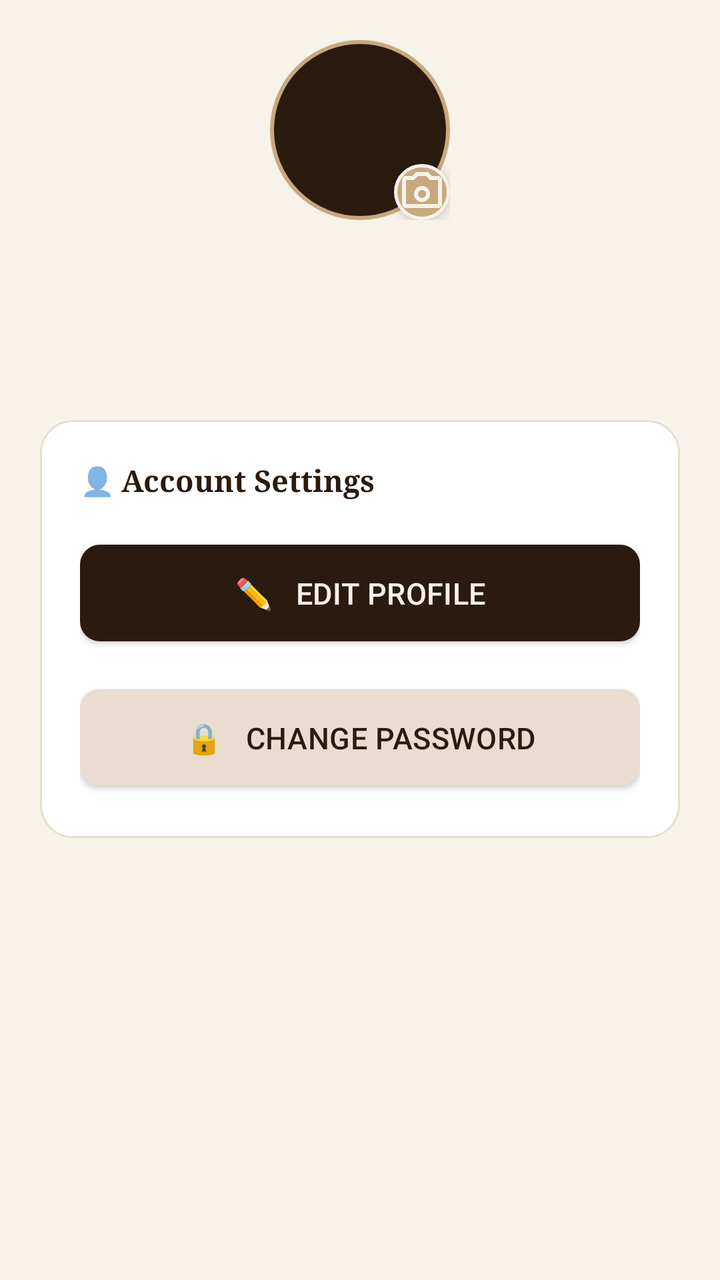
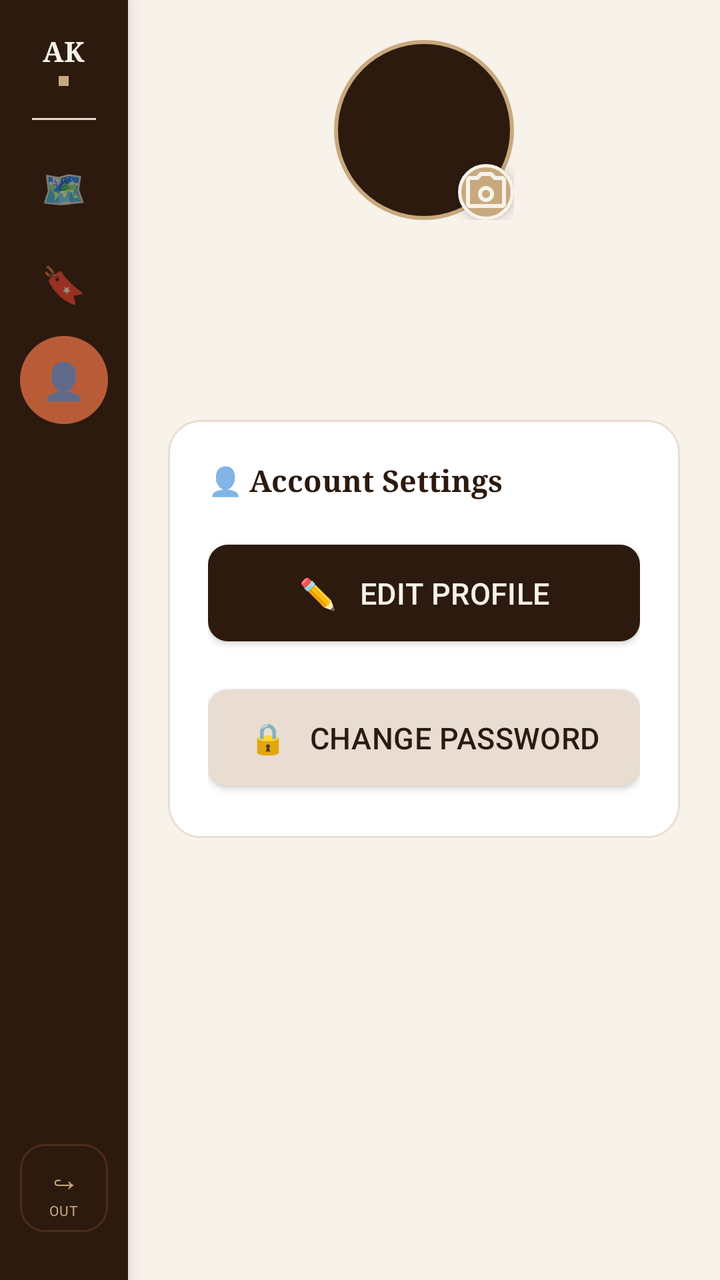

Compare the two renders of this Android layout. The source of the first and the diff that turns it into the second are given below.
<!-- AndroidManifest.xml: application theme Theme.AratKain -->
<!-- res/layout/activity_profile.xml -->
<?xml version="1.0" encoding="utf-8"?>
<ScrollView xmlns:android="http://schemas.android.com/apk/res/android"
    xmlns:app="http://schemas.android.com/apk/res-auto"
    android:layout_width="match_parent"
    android:layout_height="match_parent"
    android:background="@color/cream">

    <LinearLayout
        android:layout_width="match_parent"
        android:layout_height="wrap_content"
        android:orientation="vertical"
        android:padding="20dp">

        
        <LinearLayout android:layout_width="match_parent" android:layout_height="wrap_content"
            android:orientation="vertical" android:gravity="center"
            android:layout_marginBottom="24dp">

            
            <FrameLayout
                android:layout_width="90dp"
                android:layout_height="90dp"
                android:layout_marginBottom="12dp">

                
                <TextView android:id="@+id/tvInitials"
                    android:layout_width="90dp" android:layout_height="90dp"
                    android:gravity="center" android:textSize="28sp"
                    android:textColor="@color/latte" android:textStyle="bold"
                    android:background="@drawable/circle_avatar" />

                
                <de.hdodenhof.circleimageview.CircleImageView android:id="@+id/ivAvatar"
                    android:layout_width="90dp" android:layout_height="90dp"
                    app:civ_border_width="3dp" app:civ_border_color="@color/steam"
                    android:visibility="gone" />

                
                <ImageButton
                    android:id="@+id/ibChangePhoto"
                    android:layout_width="28dp"
                    android:layout_height="28dp"
                    android:layout_gravity="bottom|end"
                    android:padding="4dp"
                    android:background="@drawable/bg_camera_badge"
                    android:src="@drawable/ic_camera_alt"
                    android:contentDescription="Change profile photo"
                    android:elevation="4dp" />

            </FrameLayout>

            
            <ProgressBar
                android:id="@+id/pbPhotoUpload"
                style="?android:attr/progressBarStyleSmall"
                android:layout_width="wrap_content"
                android:layout_height="wrap_content"
                android:layout_marginBottom="4dp"
                android:visibility="gone" />

            <TextView android:id="@+id/tvFullname" android:layout_width="wrap_content"
                android:layout_height="wrap_content" android:textSize="20sp"
                android:textColor="@color/espresso" android:fontFamily="serif"
                android:textStyle="bold" />

            <TextView android:id="@+id/tvUsername" android:layout_width="wrap_content"
                android:layout_height="wrap_content" android:textSize="12sp"
                android:textColor="@color/latte" android:layout_marginTop="1dp" />

            <TextView android:id="@+id/tvEmail" android:layout_width="wrap_content"
                android:layout_height="wrap_content" android:textSize="13sp"
                android:textColor="@color/muted" android:layout_marginTop="2dp" />
        </LinearLayout>

        
        <LinearLayout android:layout_width="match_parent" android:layout_height="wrap_content"
            android:orientation="vertical" android:background="@drawable/bg_card"
            android:padding="20dp">

            <LinearLayout android:layout_width="match_parent" android:layout_height="wrap_content"
                android:orientation="horizontal" android:gravity="center_vertical"
                android:layout_marginBottom="16dp">
                <TextView android:layout_width="wrap_content" android:layout_height="wrap_content"
                    android:text="👤 " android:textSize="14sp" />
                <TextView android:layout_width="wrap_content" android:layout_height="wrap_content"
                    android:text="Account Settings" android:textColor="@color/espresso"
                    android:textSize="15sp" android:textStyle="bold" android:fontFamily="serif" />
            </LinearLayout>

            <com.google.android.material.button.MaterialButton
                android:id="@+id/btnUpdateProfile" style="@style/Widget.AratKain.Button"
                android:layout_width="match_parent" android:layout_height="wrap_content"
                android:text="✏️   Edit Profile" android:layout_marginBottom="12dp" />

            <com.google.android.material.button.MaterialButton
                android:id="@+id/btnChangePassword" style="@style/Widget.AratKain.Button.Outline"
                android:layout_width="match_parent" android:layout_height="wrap_content"
                android:text="🔒   Change Password" />
        </LinearLayout>

    </LinearLayout>
</ScrollView>
<!-- resources referenced by this layout -->
<resources>
  <color name="cream">#F7F2EA</color>
  <color name="espresso">#2C1A0E</color>
  <color name="latte">#C8A97E</color>
  <color name="muted">#8A7060</color>
  <color name="steam">#E8DDD0</color>
  <!-- drawable bg_camera_badge (drawable) -->
  <?xml version="1.0" encoding="utf-8"?>
  <shape xmlns:android="http://schemas.android.com/apk/res/android"
      android:shape="oval">
      <solid android:color="@color/latte" />
      <stroke android:width="1.5dp" android:color="@color/cream" />
  </shape>
  <!-- drawable bg_card (drawable) -->
  <?xml version="1.0" encoding="utf-8"?>
  <shape xmlns:android="http://schemas.android.com/apk/res/android" android:shape="rectangle">
      <solid android:color="#FFFFFF"/>
      <stroke android:width="1dp" android:color="#E8DDD0"/>
      <corners android:radius="16dp"/>
  </shape>
  <!-- drawable circle_avatar (drawable) -->
  <?xml version="1.0" encoding="utf-8"?>
  <shape xmlns:android="http://schemas.android.com/apk/res/android" android:shape="oval">
      <solid android:color="#2C1A0E"/>
      <stroke android:width="2dp" android:color="#C8A97E"/>
  </shape>
  <style name="Widget.AratKain.Button" parent="Widget.MaterialComponents.Button">
          <item name="backgroundTint">@color/espresso</item>
          <item name="android:textColor">@color/cream</item>
          <item name="android:textSize">15sp</item>
          <item name="android:letterSpacing">0.01</item>
          <item name="android:paddingTop">14dp</item>
          <item name="android:paddingBottom">14dp</item>
          <item name="cornerRadius">10dp</item>
          <item name="android:fontFamily">sans-serif-medium</item>
          <item name="rippleColor">@color/espresso_dark</item>
      </style>
  <style name="Widget.AratKain.Button.Outline" parent="Widget.AratKain.Button">
          <item name="backgroundTint">@color/steam</item>
          <item name="android:textColor">@color/espresso</item>
      </style>
  <color name="espresso_dark">#3d2510</color>
  <color name="accent">#B85C38</color>
  <color name="white">#FFFFFF</color>
  <!-- unchanged entries left out for length: 2 -->
</resources>

<!-- the commit's change to res/layout/activity_profile.xml (unified diff, before → after) -->
@@ -1,102 +1,289 @@
 <?xml version="1.0" encoding="utf-8"?>
-<ScrollView xmlns:android="http://schemas.android.com/apk/res/android"
+<LinearLayout xmlns:android="http://schemas.android.com/apk/res/android"
     xmlns:app="http://schemas.android.com/apk/res-auto"
     android:layout_width="match_parent"
     android:layout_height="match_parent"
+    android:orientation="horizontal"
     android:background="@color/cream">
 
+    
     <LinearLayout
-        android:layout_width="match_parent"
-        android:layout_height="wrap_content"
+        android:layout_width="64dp"
+        android:layout_height="match_parent"
         android:orientation="vertical"
-        android:padding="20dp">
-
-        
-        <LinearLayout android:layout_width="match_parent" android:layout_height="wrap_content"
-            android:orientation="vertical" android:gravity="center"
-            android:layout_marginBottom="24dp">
+        android:background="@color/espresso"
+        android:paddingVertical="16dp"
+        android:gravity="center_horizontal"
+        android:elevation="8dp">
+
+        
+        <LinearLayout
+            android:layout_width="wrap_content"
+            android:layout_height="wrap_content"
+            android:orientation="vertical"
+            android:gravity="center_horizontal"
+            android:paddingBottom="16dp">
+
+            <TextView
+                android:layout_width="wrap_content"
+                android:layout_height="wrap_content"
+                android:text="AK"
+                android:textSize="14sp"
+                android:textColor="@color/cream"
+                android:fontFamily="serif"
+                android:textStyle="bold" />
+
+            <View
+                android:layout_width="5dp"
+                android:layout_height="5dp"
+                android:background="@color/latte"
+                android:layout_marginTop="3dp" />
+        </LinearLayout>
+
+        <View
+            android:layout_width="32dp"
+            android:layout_height="1dp"
+            android:background="@color/steam"
+            android:layout_marginBottom="12dp" />
+
+        
+        <LinearLayout
+            android:id="@+id/btnNavMap"
+            android:layout_width="44dp"
+            android:layout_height="44dp"
+            android:gravity="center"
+            android:background="@drawable/selector_nav_btn"
+            android:clickable="true"
+            android:focusable="true"
+            android:layout_marginBottom="4dp">
+
+            <TextView
+                android:layout_width="wrap_content"
+                android:layout_height="wrap_content"
+                android:text="🗺"
+                android:textSize="18sp" />
+        </LinearLayout>
+
+        
+        <LinearLayout
+            android:id="@+id/btnNavBookmarks"
+            android:layout_width="44dp"
+            android:layout_height="44dp"
+            android:gravity="center"
+            android:background="@drawable/selector_nav_btn"
+            android:clickable="true"
+            android:focusable="true"
+            android:layout_marginBottom="4dp">
+
+            <TextView
+                android:layout_width="wrap_content"
+                android:layout_height="wrap_content"
+                android:text="🔖"
+                android:textSize="18sp" />
+        </LinearLayout>
+
+        
+        <LinearLayout
+            android:id="@+id/btnNavProfile"
+            android:layout_width="44dp"
+            android:layout_height="44dp"
+            android:gravity="center"
+            android:background="@drawable/bg_nav_active"
+            android:clickable="true"
+            android:focusable="true">
+
+            <TextView
+                android:layout_width="wrap_content"
+                android:layout_height="wrap_content"
+                android:text="👤"
+                android:textSize="18sp" />
+        </LinearLayout>
+
+        <View
+            android:layout_width="0dp"
+            android:layout_height="0dp"
+            android:layout_weight="1" />
+
+        
+        <LinearLayout
+            android:id="@+id/btnLogout"
+            android:layout_width="44dp"
+            android:layout_height="44dp"
+            android:gravity="center"
+            android:orientation="vertical"
+            android:background="@drawable/bg_logout_btn"
+            android:clickable="true"
+            android:focusable="true"
+            android:layout_marginBottom="8dp">
+
+            <TextView
+                android:layout_width="wrap_content"
+                android:layout_height="wrap_content"
+                android:text="↪"
+                android:textSize="16sp"
+                android:textColor="@color/latte" />
+
+            <TextView
+                android:layout_width="wrap_content"
+                android:layout_height="wrap_content"
+                android:text="OUT"
+                android:textSize="7sp"
+                android:textColor="@color/latte"
+                android:letterSpacing="0.05" />
+        </LinearLayout>
+
+    </LinearLayout>
+
+    
+    <ScrollView
+        android:layout_width="0dp"
+        android:layout_height="match_parent"
+        android:layout_weight="1"
+        android:background="@color/cream">
+
+        <LinearLayout
+            android:layout_width="match_parent"
+            android:layout_height="wrap_content"
+            android:orientation="vertical"
+            android:padding="20dp">
 
             
-            <FrameLayout
-                android:layout_width="90dp"
-                android:layout_height="90dp"
-                android:layout_marginBottom="12dp">
+            <LinearLayout
+                android:layout_width="match_parent"
+                android:layout_height="wrap_content"
+                android:orientation="vertical"
+                android:gravity="center"
+                android:layout_marginBottom="24dp">
 
                 
-                <TextView android:id="@+id/tvInitials"
-                    android:layout_width="90dp" android:layout_height="90dp"
-                    android:gravity="center" android:textSize="28sp"
-                    android:textColor="@color/latte" android:textStyle="bold"
-                    android:background="@drawable/circle_avatar" />
+                <FrameLayout
+                    android:layout_width="90dp"
+                    android:layout_height="90dp"
+                    android:layout_marginBottom="12dp">
+
+                    
+                    <TextView
+                        android:id="@+id/tvInitials"
+                        android:layout_width="90dp"
+                        android:layout_height="90dp"
+                        android:gravity="center"
+                        android:textSize="28sp"
+                        android:textColor="@color/latte"
+                        android:textStyle="bold"
+                        android:background="@drawable/circle_avatar" />
+
+                    
+                    <de.hdodenhof.circleimageview.CircleImageView
+                        android:id="@+id/ivAvatar"
+                        android:layout_width="90dp"
+                        android:layout_height="90dp"
+                        app:civ_border_width="3dp"
+                        app:civ_border_color="@color/steam"
+                        android:visibility="gone" />
+
+                    
+                    <ImageButton
+                        android:id="@+id/ibChangePhoto"
+                        android:layout_width="28dp"
+                        android:layout_height="28dp"
+                        android:layout_gravity="bottom|end"
+                        android:padding="4dp"
+                        android:background="@drawable/bg_camera_badge"
+                        android:src="@drawable/ic_camera_alt"
+                        android:contentDescription="Change profile photo"
+                        android:elevation="4dp"
+                        android:clickable="true"
+                        android:focusable="true" />
+
+                </FrameLayout>
 
                 
-                <de.hdodenhof.circleimageview.CircleImageView android:id="@+id/ivAvatar"
-                    android:layout_width="90dp" android:layout_height="90dp"
-                    app:civ_border_width="3dp" app:civ_border_color="@color/steam"
+                <ProgressBar
+                    android:id="@+id/pbPhotoUpload"
+                    style="?android:attr/progressBarStyleSmall"
+                    android:layout_width="wrap_content"
+                    android:layout_height="wrap_content"
+                    android:layout_marginBottom="4dp"
                     android:visibility="gone" />
 
-                
-                <ImageButton
-                    android:id="@+id/ibChangePhoto"
-                    android:layout_width="28dp"
-                    android:layout_height="28dp"
-                    android:layout_gravity="bottom|end"
-                    android:padding="4dp"
-                    android:background="@drawable/bg_camera_badge"
-                    android:src="@drawable/ic_camera_alt"
-                    android:contentDescription="Change profile photo"
-                    android:elevation="4dp" />
-
-            </FrameLayout>
+                <TextView
+                    android:id="@+id/tvFullname"
+                    android:layout_width="wrap_content"
+                    android:layout_height="wrap_content"
+                    android:textSize="20sp"
+                    android:textColor="@color/espresso"
+                    android:fontFamily="serif"
+                    android:textStyle="bold" />
+
+                <TextView
+                    android:id="@+id/tvUsername"
+                    android:layout_width="wrap_content"
+                    android:layout_height="wrap_content"
+                    android:textSize="12sp"
+                    android:textColor="@color/latte"
+                    android:layout_marginTop="1dp" />
+
+                <TextView
+                    android:id="@+id/tvEmail"
+                    android:layout_width="wrap_content"
+                    android:layout_height="wrap_content"
+                    android:textSize="13sp"
+                    android:textColor="@color/muted"
+                    android:layout_marginTop="2dp" />
+            </LinearLayout>
 
             
-            <ProgressBar
-                android:id="@+id/pbPhotoUpload"
-                style="?android:attr/progressBarStyleSmall"
-                android:layout_width="wrap_content"
-                android:layout_height="wrap_content"
-                android:layout_marginBottom="4dp"
-                android:visibility="gone" />
-
-            <TextView android:id="@+id/tvFullname" android:layout_width="wrap_content"
-                android:layout_height="wrap_content" android:textSize="20sp"
-                android:textColor="@color/espresso" android:fontFamily="serif"
-                android:textStyle="bold" />
-
-            <TextView android:id="@+id/tvUsername" android:layout_width="wrap_content"
-                android:layout_height="wrap_content" android:textSize="12sp"
-                android:textColor="@color/latte" android:layout_marginTop="1dp" />
-
-            <TextView android:id="@+id/tvEmail" android:layout_width="wrap_content"
-                android:layout_height="wrap_content" android:textSize="13sp"
-                android:textColor="@color/muted" android:layout_marginTop="2dp" />
-        </LinearLayout>
-
-        
-        <LinearLayout android:layout_width="match_parent" android:layout_height="wrap_content"
-            android:orientation="vertical" android:background="@drawable/bg_card"
-            android:padding="20dp">
-
-            <LinearLayout android:layout_width="match_parent" android:layout_height="wrap_content"
-                android:orientation="horizontal" android:gravity="center_vertical"
-                android:layout_marginBottom="16dp">
-                <TextView android:layout_width="wrap_content" android:layout_height="wrap_content"
-                    android:text="👤 " android:textSize="14sp" />
-                <TextView android:layout_width="wrap_content" android:layout_height="wrap_content"
-                    android:text="Account Settings" android:textColor="@color/espresso"
-                    android:textSize="15sp" android:textStyle="bold" android:fontFamily="serif" />
+            <LinearLayout
+                android:layout_width="match_parent"
+                android:layout_height="wrap_content"
+                android:orientation="vertical"
+                android:background="@drawable/bg_card"
+                android:padding="20dp">
+
+                <LinearLayout
+                    android:layout_width="match_parent"
+                    android:layout_height="wrap_content"
+                    android:orientation="horizontal"
+                    android:gravity="center_vertical"
+                    android:layout_marginBottom="16dp">
+
+                    <TextView
+                        android:layout_width="wrap_content"
+                        android:layout_height="wrap_content"
+                        android:text="👤 "
+                        android:textSize="14sp" />
+
+                    <TextView
+                        android:layout_width="wrap_content"
+                        android:layout_height="wrap_content"
+                        android:text="Account Settings"
+                        android:textColor="@color/espresso"
+                        android:textSize="15sp"
+                        android:textStyle="bold"
+                        android:fontFamily="serif" />
+                </LinearLayout>
+
+                <com.google.android.material.button.MaterialButton
+                    android:id="@+id/btnUpdateProfile"
+                    style="@style/Widget.AratKain.Button"
+                    android:layout_width="match_parent"
+                    android:layout_height="wrap_content"
+                    android:text="✏️   Edit Profile"
+                    android:layout_marginBottom="12dp"
+                    android:clickable="true"
+                    android:focusable="true" />
+
+                <com.google.android.material.button.MaterialButton
+                    android:id="@+id/btnChangePassword"
+                    style="@style/Widget.AratKain.Button.Outline"
+                    android:layout_width="match_parent"
+                    android:layout_height="wrap_content"
+                    android:text="🔒   Change Password"
+                    android:clickable="true"
+                    android:focusable="true" />
             </LinearLayout>
 
-            <com.google.android.material.button.MaterialButton
-                android:id="@+id/btnUpdateProfile" style="@style/Widget.AratKain.Button"
-                android:layout_width="match_parent" android:layout_height="wrap_content"
-                android:text="✏️   Edit Profile" android:layout_marginBottom="12dp" />
-
-            <com.google.android.material.button.MaterialButton
-                android:id="@+id/btnChangePassword" style="@style/Widget.AratKain.Button.Outline"
-                android:layout_width="match_parent" android:layout_height="wrap_content"
-                android:text="🔒   Change Password" />
-        </LinearLayout>
-
-    </LinearLayout>
-</ScrollView>
+        </LinearLayout>
+    </ScrollView>
+
+</LinearLayout>
<!-- resource entries referenced after the edit -->
@@ -19,12 +19,51 @@
       <stroke android:width="1dp" android:color="#E8DDD0"/>
       <corners android:radius="16dp"/>
   </shape>
+  <!-- drawable bg_logout_btn (drawable) -->
+  <?xml version="1.0" encoding="utf-8"?>
+  <shape xmlns:android="http://schemas.android.com/apk/res/android" android:shape="rectangle">
+      <solid android:color="@android:color/transparent"/>
+      <stroke android:width="1dp" android:color="#40B85C38"/>
+      <corners android:radius="12dp"/>
+  </shape>
+  <!-- drawable bg_nav_active (drawable) -->
+  <?xml version="1.0" encoding="utf-8"?>
+  <shape xmlns:android="http://schemas.android.com/apk/res/android"
+      android:shape="rectangle">
+  
+      <solid android:color="@color/accent" />
+  
+      <corners android:radius="24dp" />
+  
+  </shape>
   <!-- drawable circle_avatar (drawable) -->
   <?xml version="1.0" encoding="utf-8"?>
   <shape xmlns:android="http://schemas.android.com/apk/res/android" android:shape="oval">
       <solid android:color="#2C1A0E"/>
       <stroke android:width="2dp" android:color="#C8A97E"/>
   </shape>
+  <!-- drawable selector_nav_btn (drawable) -->
+  <?xml version="1.0" encoding="utf-8"?>
+  <selector xmlns:android="http://schemas.android.com/apk/res/android">
+      <item android:state_pressed="true">
+          <shape android:shape="rectangle">
+              <solid android:color="#33B85C38"/>
+              <corners android:radius="12dp"/>
+          </shape>
+      </item>
+      <item android:state_selected="true">
+          <shape android:shape="rectangle">
+              <solid android:color="#33B85C38"/>
+              <corners android:radius="12dp"/>
+          </shape>
+      </item>
+      <item>
+          <shape android:shape="rectangle">
+              <solid android:color="@android:color/transparent"/>
+              <corners android:radius="12dp"/>
+          </shape>
+      </item>
+  </selector>
   <style name="Widget.AratKain.Button" parent="Widget.MaterialComponents.Button">
           <item name="backgroundTint">@color/espresso</item>
           <item name="android:textColor">@color/cream</item>
@@ -40,7 +79,7 @@
           <item name="backgroundTint">@color/steam</item>
           <item name="android:textColor">@color/espresso</item>
       </style>
-  <color name="espresso_dark">#3d2510</color>
+  <color name="espresso_dark">#3D2510</color>
   <color name="accent">#B85C38</color>
   <color name="white">#FFFFFF</color>
   <!-- unchanged entries left out for length: 2 -->
